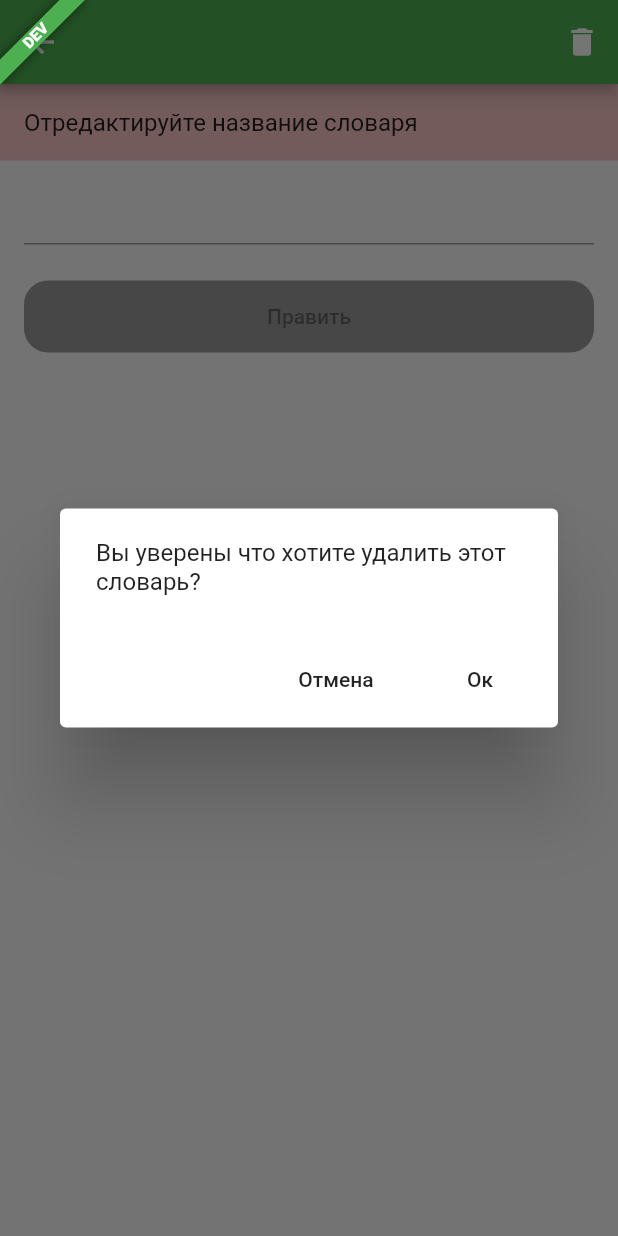
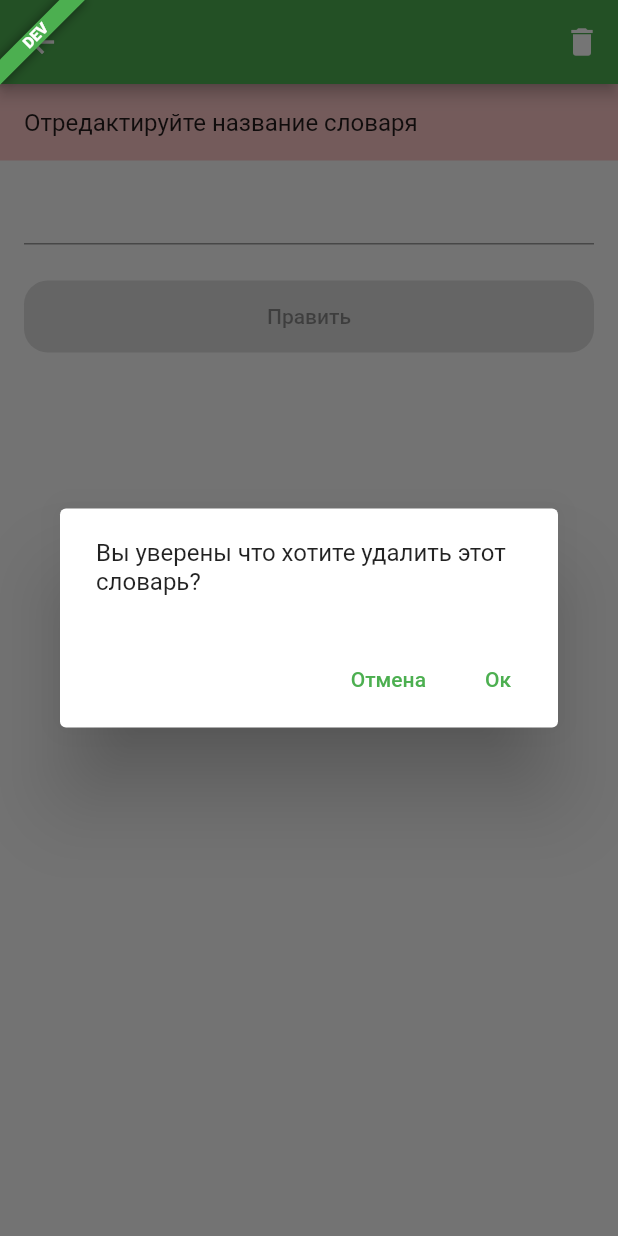
Before and after one commit to daka-kolp/my_dictionary, a Flutter app: the EditDictionaryScreen screen opened directly with empty values, after a tap on the "delete" icon, on a phone screen of 412 x 824 dp. Run offline on Flutter 3.47's test engine with Material 2 defaults, Android fonts, the phone set to English and light mode, and no system bars; our stand-ins replace flutter_tts, get_it, shared_preferences; accounts and stored records are empty.

Commit message:
buttons refactoring

```diff
--- a/lib/src/app/screens/auth_screens/login_screen.dart
+++ b/lib/src/app/screens/auth_screens/login_screen.dart
@@ -83,7 +83,7 @@ class _LoginScreenState extends State<LoginScreen> {
                 SizedBox(height: 16.0),
                 Text(or),
                 SizedBox(height: 16.0),
-                RaisedButton(
+                ElevatedButton(
                   child: Text(enterWithApple),
                   onPressed: _loginWithApple,
                 ),
--- a/lib/src/app/screens/dictionary_screens/edit_dictionary_screen.dart
+++ b/lib/src/app/screens/dictionary_screens/edit_dictionary_screen.dart
@@ -143,7 +143,7 @@ class _EditDictionaryScreenState extends State<EditDictionaryScreen> {
       child: Container(
         margin: const EdgeInsets.all(16.0),
         width: double.infinity,
-        child: RaisedButton(
+        child: ElevatedButton(
           child: Text(edit),
           onPressed: _isFromValid ? _onEdit : null,
         ),
--- a/lib/src/app/screens/dictionary_screens/new_dictionary_screen.dart
+++ b/lib/src/app/screens/dictionary_screens/new_dictionary_screen.dart
@@ -130,7 +130,7 @@ class _NewDictionaryScreenState extends State<NewDictionaryScreen> {
       child: Container(
         margin: const EdgeInsets.all(16.0),
         width: double.infinity,
-        child: RaisedButton(
+        child: ElevatedButton(
           child: Text(add),
           onPressed: _isFromValid ? _onAdd : null,
         ),
--- a/lib/src/app/screens/word_screens/edit_word_screen.dart
+++ b/lib/src/app/screens/word_screens/edit_word_screen.dart
@@ -157,7 +157,7 @@ class _EditWordScreenState extends State<EditWordScreen> {
       child: Container(
         margin: const EdgeInsets.all(16.0),
         width: double.infinity,
-        child: RaisedButton(
+        child: ElevatedButton(
           child: Text(edit),
           onPressed: _isFromValid ? _onEdit : null,
         ),
--- a/lib/src/app/screens/word_screens/new_word_screen.dart
+++ b/lib/src/app/screens/word_screens/new_word_screen.dart
@@ -121,7 +121,7 @@ class _NewWordScreenState extends State<NewWordScreen> {
       child: Container(
         margin: const EdgeInsets.all(16.0),
         width: double.infinity,
-        child: RaisedButton(
+        child: ElevatedButton(
           child: Text(add),
           onPressed: _isFromValid ? _onAdd : null,
         ),
--- a/lib/src/app/utils/dialog_builder.dart
+++ b/lib/src/app/utils/dialog_builder.dart
@@ -38,11 +38,11 @@ WidgetBuilder dialogBuilder(
       content: content,
       actions: <Widget>[
         if (isCancelButtonExist)
-          FlatButton(
+          TextButton(
             child: cancelText,
             onPressed: Navigator.of(context).pop,
           ),
-        FlatButton(
+        TextButton(
           child: okText,
           onPressed: onOkPressed,
         ),
```
Also changed, not shown: lib/main_dev.dart (+8 -6 lines), lib/main_prod.dart (+9 -7 lines).
